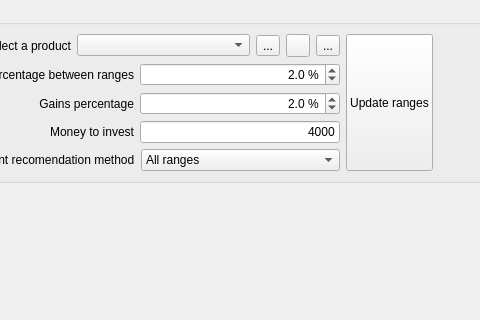
This is xulpymoney/ui/wdgProductRange.ui in turulomio/xulpymoney as Qt 5 draws it before an edit; both pictures show x 331 to 811 and y 184 to 504 of the 991 by 735 pixel window. The edited form follows.
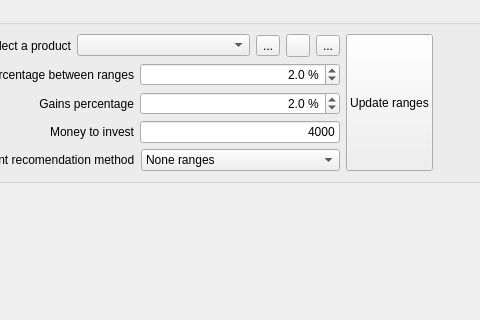
This is the edited form. Icons and pictures are not drawn. Custom widgets are drawn as their Qt base class.

Commit message: Added None recomendation to wdgProductsRange

What changed in the file:
```diff
--- a/xulpymoney/ui/wdgProductRange.ui
+++ b/xulpymoney/ui/wdgProductRange.ui
@@ -252,6 +252,15 @@
                 <property name="sizeAdjustPolicy">
                  <enum>QComboBox::AdjustToContents</enum>
                 </property>
+                <item>
+                 <property name="text">
+                  <string>None ranges</string>
+                 </property>
+                 <property name="icon">
+                  <iconset resource="../images/xulpymoney.qrc">
+                   <normaloff>:/xulpymoney/button_cancel.png</normaloff>:/xulpymoney/button_cancel.png</iconset>
+                 </property>
+                </item>
                 <item>
                  <property name="text">
                   <string>All ranges</string>
```
The commit also changes 2 other files.
